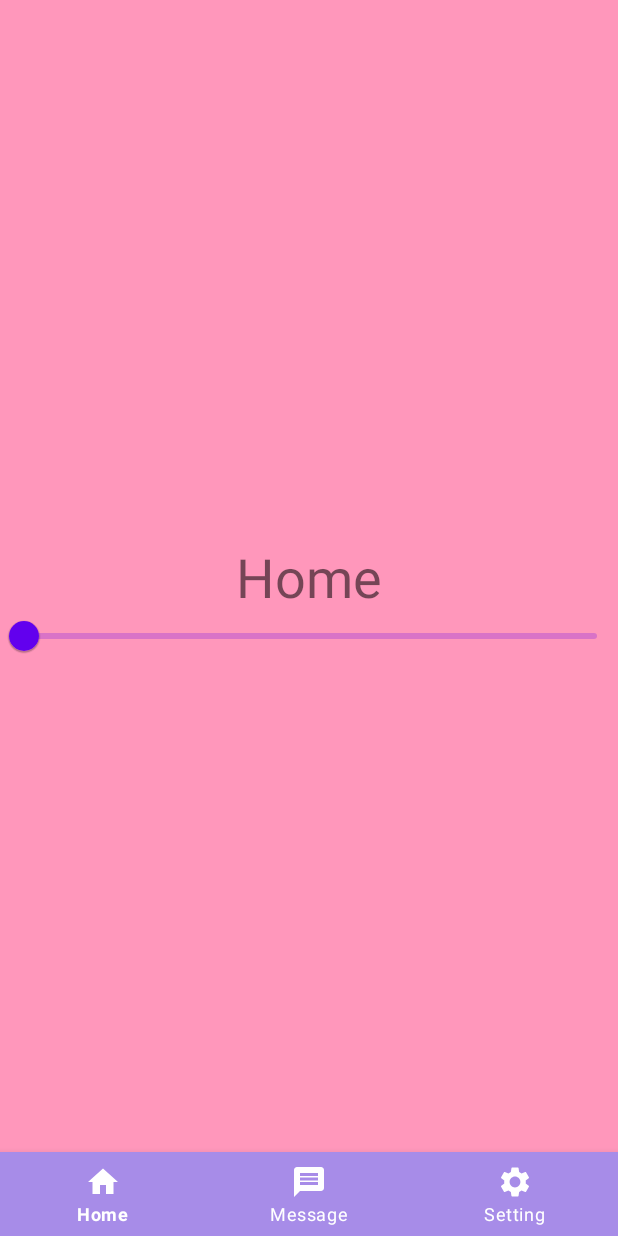
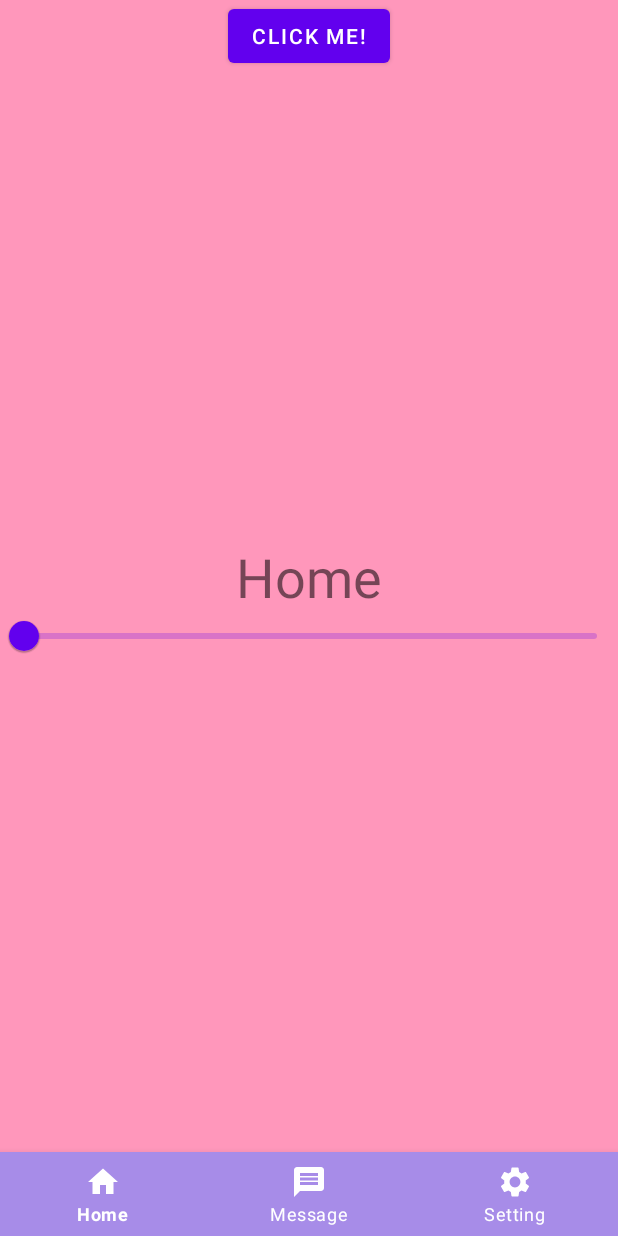
Before and after one commit to Davideo37/StarGaze-v2, an Android app: the screen it shows after launch (MainActivity), on a phone screen of 412 x 824 dp. Run offline under Robolectric (Android 15) with nearby library versions, the phone set to English and light mode, and no system bars.

Commit message:
Fixed the merge issues

```diff
--- a/Project2/app/src/main/java/com/example/project2/ui/main/MainFragment.kt
+++ b/Project2/app/src/main/java/com/example/project2/ui/main/MainFragment.kt
@@ -27,10 +27,7 @@ class MainFragment : Fragment() {
     override fun onActivityCreated(savedInstanceState: Bundle?) {
         super.onActivityCreated(savedInstanceState)
         viewModel = ViewModelProvider(this).get(MainViewModel::class.java)
-        val FABbutton = viewModel.findViewById<FloatingActionButton>(R.id.floatingActionButton)
-        FABbutton.setOnClickListener(
-            {basicAlert(FABbutton)}
-        )
+
     }
 
 }
--- a/Project2/app/src/main/res/layout/main_activity.xml
+++ b/Project2/app/src/main/res/layout/main_activity.xml
@@ -1,10 +1,11 @@
 <?xml version="1.0" encoding="utf-8"?>
 <androidx.constraintlayout.widget.ConstraintLayout xmlns:android="http://schemas.android.com/apk/res/android"
+    xmlns:app="http://schemas.android.com/apk/res-auto"
     xmlns:tools="http://schemas.android.com/tools"
-    xmlns:app="http://schemas.android.com/apk/res-auto"
     android:layout_width="match_parent"
     android:layout_height="match_parent"
     tools:context=".MainActivity">
+
     <com.google.android.material.bottomnavigation.BottomNavigationView
         android:id="@+id/bottomNavigationView"
         android:layout_width="match_parent"
@@ -17,12 +18,22 @@
         app:layout_constraintRight_toRightOf="parent"
         app:menu="@menu/menu1" />
 
+    <com.google.android.material.button.MaterialButton
+        android:id="@+id/matButton"
+        android:layout_width="wrap_content"
+        android:layout_height="wrap_content"
+        android:onClick="basicAlert"
+        android:text="Click me!"
+        app:layout_constraintLeft_toLeftOf="parent"
+        app:layout_constraintRight_toRightOf="parent"
+        app:layout_constraintTop_toTopOf="parent" />
+
     <FrameLayout
         android:id="@+id/fragment_container"
         android:layout_width="match_parent"
         android:layout_height="0dp"
-        app:layout_constraintTop_toTopOf="parent"
-        app:layout_constraintBottom_toTopOf="@+id/bottomNavigationView"/>
+        app:layout_constraintBottom_toTopOf="@+id/bottomNavigationView"
+        app:layout_constraintTop_toTopOf="parent" />
 
     <com.google.android.material.slider.Slider
         android:id="@+id/slider"
```
Also changed, not shown: Project2/app/src/main/java/com/example/project2/MainActivity.kt (+11 -9 lines).
